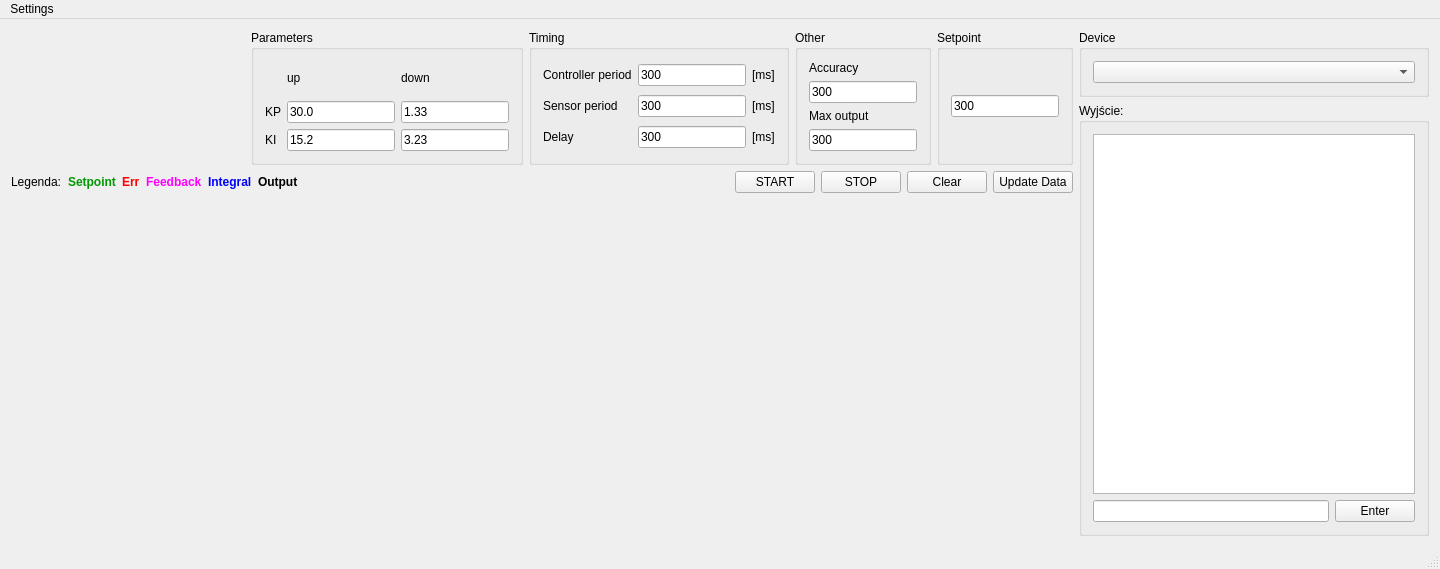
mani3kxc/ControllerVisualizer, file mainwindow.ui: the form before one commit.
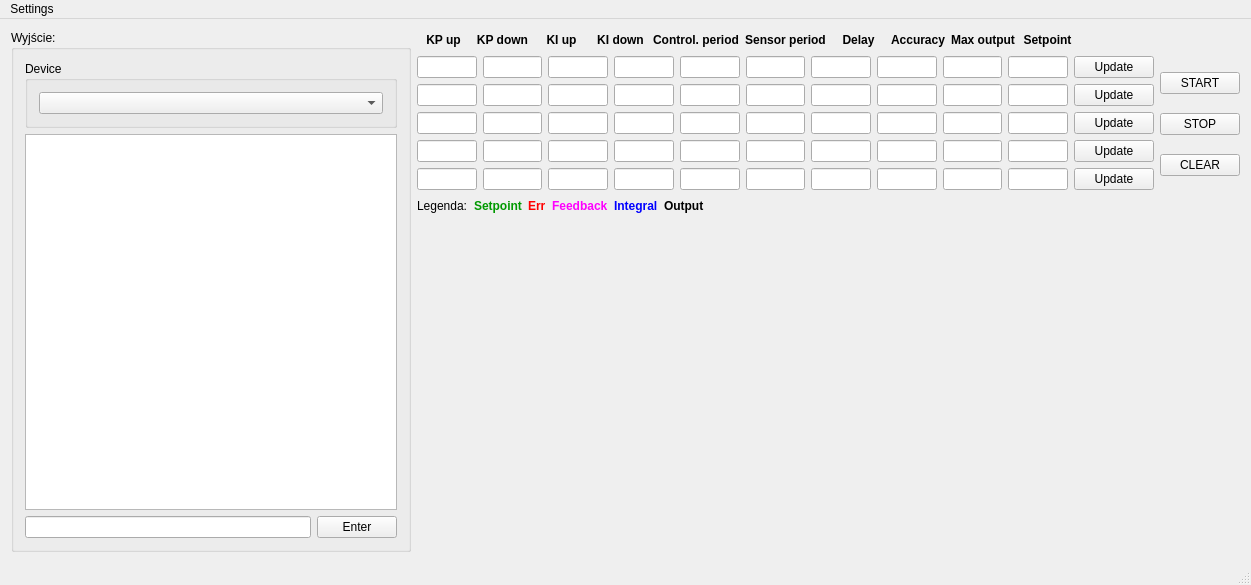
The form after the commit. Custom widgets are drawn as their Qt base class.

Commit message: Obsługa CSV Podstawowa obsługa błędów odczytu CSV Obsluga pieciu presetów Zmieniony layout Poprawki działania, delay po podłączeniu do arduino

```diff
--- a/mainwindow.ui
+++ b/mainwindow.ui
@@ -6,8 +6,8 @@
    <rect>
     <x>0</x>
     <y>0</y>
-    <width>1440</width>
-    <height>569</height>
+    <width>1251</width>
+    <height>585</height>
    </rect>
   </property>
   <property name="windowTitle">
@@ -23,21 +23,9 @@
      <verstretch>0</verstretch>
     </sizepolicy>
    </property>
-   <layout class="QGridLayout" name="gridLayout_2" rowstretch="0,0,0,0,0,0" columnstretch="4,0,0">
-    <item row="1" column="2" rowspan="5">
-     <layout class="QVBoxLayout" name="verticalLayout_5" stretch="0,0">
+   <layout class="QHBoxLayout" name="horizontalLayout">
       <item>
-       <widget class="QGroupBox" name="groupBox_6">
-        <property name="title">
-         <string>Device</string>
-        </property>
-        <layout class="QHBoxLayout" name="horizontalLayout_3">
-         <item>
-          <widget class="QComboBox" name="port"/>
-         </item>
-        </layout>
-       </widget>
-      </item>
+     <layout class="QVBoxLayout" name="verticalLayout_5" stretch="0">
       <item>
        <widget class="QGroupBox" name="groupBox">
         <property name="sizePolicy">
@@ -48,7 +36,7 @@
         </property>
         <property name="minimumSize">
          <size>
-          <width>350</width>
+          <width>400</width>
           <height>0</height>
          </size>
         </property>
@@ -56,6 +44,18 @@
          <string>Wyjście:</string>
         </property>
         <layout class="QVBoxLayout" name="verticalLayout_2">
+         <item>
+          <widget class="QGroupBox" name="groupBox_6">
+           <property name="title">
+            <string>Device</string>
+           </property>
+           <layout class="QHBoxLayout" name="horizontalLayout_3">
+            <item>
+             <widget class="QComboBox" name="port"/>
+            </item>
+           </layout>
+          </widget>
+         </item>
          <item>
           <widget class="QPlainTextEdit" name="output">
            <property name="sizePolicy">
@@ -73,7 +73,7 @@
           </widget>
          </item>
          <item>
-          <layout class="QHBoxLayout" name="horizontalLayout">
+          <layout class="QHBoxLayout" name="horizontalLayout_8">
            <item>
             <widget class="QLineEdit" name="commandLine">
              <property name="text">
@@ -101,207 +101,457 @@
       </item>
      </layout>
     </item>
-    <item row="1" column="0" colspan="2">
-     <layout class="QVBoxLayout" name="verticalLayout_6">
       <item>
-       <layout class="QGridLayout" name="gridLayout_6" columnstretch="1,0,0,0,0,0">
-        <item row="0" column="3">
-         <widget class="QGroupBox" name="groupBox_3">
-          <property name="title">
-           <string>Timing</string>
-          </property>
-          <layout class="QGridLayout" name="gridLayout_4">
-           <item row="0" column="0">
+     <layout class="QVBoxLayout" name="verticalLayout_6" stretch="0,0,10">
+      <item>
+       <layout class="QHBoxLayout" name="horizontalLayout_9">
+        <item>
+         <layout class="QVBoxLayout" name="verticalLayout">
+          <item>
+           <layout class="QHBoxLayout" name="horizontalLayout_10">
+            <item>
+             <widget class="QLabel" name="label_2">
+              <property name="font">
+               <font>
+                <weight>75</weight>
+                <bold>true</bold>
+               </font>
+              </property>
+              <property name="text">
+               <string>KP up</string>
+              </property>
+              <property name="alignment">
+               <set>Qt::AlignCenter</set>
+              </property>
+             </widget>
+            </item>
+            <item>
+             <widget class="QLabel" name="label_3">
+              <property name="font">
+               <font>
+                <weight>75</weight>
+                <bold>true</bold>
+               </font>
+              </property>
+              <property name="text">
+               <string>KP down</string>
+              </property>
+              <property name="alignment">
+               <set>Qt::AlignCenter</set>
+              </property>
+             </widget>
+            </item>
+            <item>
+             <widget class="QLabel" name="label_4">
+              <property name="font">
+               <font>
+                <weight>75</weight>
+                <bold>true</bold>
+               </font>
+              </property>
+              <property name="text">
+               <string>KI up</string>
+              </property>
+              <property name="alignment">
+               <set>Qt::AlignCenter</set>
+              </property>
+             </widget>
+            </item>
+            <item>
+             <widget class="QLabel" name="label_5">
+              <property name="font">
+               <font>
+                <weight>75</weight>
+                <bold>true</bold>
+               </font>
+              </property>
+              <property name="text">
+               <string>KI down</string>
+              </property>
+              <property name="alignment">
+               <set>Qt::AlignCenter</set>
+              </property>
+             </widget>
+            </item>
+            <item>
             <widget class="QLabel" name="label_6">
-             <property name="text">
-              <string>Controller period</string>
-             </property>
-            </widget>
-           </item>
-           <item row="0" column="2">
-            <widget class="QLabel" name="label_9">
+              <property name="font">
+               <font>
+                <weight>75</weight>
+                <bold>true</bold>
+               </font>
+              </property>
              <property name="text">
-              <string>[ms]</string>
-             </property>
-            </widget>
-           </item>
-           <item row="1" column="1">
-            <widget class="QLineEdit" name="form_SP2">
-             <property name="text">
-              <string>300</string>
+               <string>Control. period</string>
+              </property>
+              <property name="alignment">
+               <set>Qt::AlignCenter</set>
              </property>
             </widget>
            </item>
-           <item row="2" column="0">
-            <widget class="QLabel" name="label_8">
-             <property name="text">
-              <string>Delay</string>
-             </property>
-            </widget>
-           </item>
-           <item row="1" column="2">
-            <widget class="QLabel" name="label_10">
-             <property name="text">
-              <string>[ms]</string>
-             </property>
-            </widget>
-           </item>
-           <item row="0" column="1">
-            <widget class="QLineEdit" name="form_CP">
-             <property name="text">
-              <string>300</string>
-             </property>
-            </widget>
-           </item>
-           <item row="2" column="2">
-            <widget class="QLabel" name="label_11">
-             <property name="text">
-              <string>[ms]</string>
-             </property>
-            </widget>
-           </item>
-           <item row="1" column="0">
+            <item>
             <widget class="QLabel" name="label_7">
+              <property name="font">
+               <font>
+                <weight>75</weight>
+                <bold>true</bold>
+               </font>
+              </property>
              <property name="text">
               <string>Sensor period</string>
              </property>
-            </widget>
-           </item>
-           <item row="2" column="1">
-            <widget class="QLineEdit" name="form_Delay">
+              <property name="alignment">
+               <set>Qt::AlignCenter</set>
+              </property>
+             </widget>
+            </item>
+            <item>
+             <widget class="QLabel" name="label_8">
+              <property name="font">
+               <font>
+                <weight>75</weight>
+                <bold>true</bold>
+               </font>
+              </property>
              <property name="text">
-              <string>300</string>
-             </property>
-            </widget>
-           </item>
-          </layout>
-         </widget>
-        </item>
-        <item row="0" column="4">
-         <widget class="QGroupBox" name="groupBox_4">
-          <property name="title">
-           <string>Other</string>
-          </property>
-          <layout class="QVBoxLayout" name="verticalLayout_3">
+               <string>Delay</string>
+              </property>
+              <property name="alignment">
+               <set>Qt::AlignCenter</set>
+              </property>
+             </widget>
+            </item>
            <item>
             <widget class="QLabel" name="label_12">
+              <property name="font">
+               <font>
+                <weight>75</weight>
+                <bold>true</bold>
+               </font>
+              </property>
              <property name="text">
               <string>Accuracy</string>
              </property>
-            </widget>
-           </item>
-           <item>
-            <widget class="QLineEdit" name="form_AC">
-             <property name="text">
-              <string>300</string>
+              <property name="alignment">
+               <set>Qt::AlignCenter</set>
              </property>
             </widget>
            </item>
            <item>
-            <widget class="QLabel" name="label_13">
+             <widget class="QLabel" name="label_19">
+              <property name="font">
+               <font>
+                <weight>75</weight>
+                <bold>true</bold>
+               </font>
+              </property>
              <property name="text">
               <string>Max output</string>
              </property>
+              <property name="alignment">
+               <set>Qt::AlignCenter</set>
+              </property>
             </widget>
            </item>
            <item>
-            <widget class="QLineEdit" name="form_MO">
+             <widget class="QLabel" name="label_13">
+              <property name="font">
+               <font>
+                <weight>75</weight>
+                <bold>true</bold>
+               </font>
+              </property>
              <property name="text">
-              <string>300</string>
-             </property>
-            </widget>
-           </item>
-          </layout>
-         </widget>
-        </item>
-        <item row="0" column="5">
-         <widget class="QGroupBox" name="groupBox_5">
-          <property name="title">
            <string>Setpoint</string>
           </property>
-          <layout class="QVBoxLayout" name="verticalLayout_4">
+              <property name="alignment">
+               <set>Qt::AlignCenter</set>
+              </property>
+             </widget>
+            </item>
            <item>
-            <widget class="QLineEdit" name="form_SP">
+             <spacer name="horizontalSpacer">
+              <property name="orientation">
+               <enum>Qt::Horizontal</enum>
+              </property>
+              <property name="sizeType">
+               <enum>QSizePolicy::Fixed</enum>
+              </property>
+              <property name="sizeHint" stdset="0">
+               <size>
+                <width>80</width>
+                <height>20</height>
+               </size>
+              </property>
+             </spacer>
+            </item>
+           </layout>
+          </item>
+          <item>
+           <layout class="QHBoxLayout" name="horizontalLayout_1">
+            <item>
+             <widget class="QLineEdit" name="form_KPup_1"/>
+            </item>
+            <item>
+             <widget class="QLineEdit" name="form_KPdown_1"/>
+            </item>
+            <item>
+             <widget class="QLineEdit" name="form_KIup_1"/>
+            </item>
+            <item>
+             <widget class="QLineEdit" name="form_KIdown_1"/>
+            </item>
+            <item>
+             <widget class="QLineEdit" name="form_CP_1"/>
+            </item>
+            <item>
+             <widget class="QLineEdit" name="form_SP_1"/>
+            </item>
+            <item>
+             <widget class="QLineEdit" name="form_Delay_1"/>
+            </item>
+            <item>
+             <widget class="QLineEdit" name="form_Acc_1"/>
+            </item>
+            <item>
+             <widget class="QLineEdit" name="form_MO_1"/>
+            </item>
+            <item>
+             <widget class="QLineEdit" name="form_Setpoint_1"/>
+            </item>
+            <item>
+             <widget class="QPushButton" name="updateButton_1">
              <property name="text">
-              <string>300</string>
+               <string>Update</string>
              </property>
             </widget>
            </item>
           </layout>
-         </widget>
-        </item>
-        <item row="0" column="0">
-         <layout class="QVBoxLayout" name="verticalLayout_9"/>
-        </item>
-        <item row="0" column="2">
-         <widget class="QGroupBox" name="groupBox_2">
-          <property name="title">
-           <string>Parameters</string>
-          </property>
-          <layout class="QGridLayout" name="gridLayout_3">
-           <item row="1" column="0">
-            <widget class="QLabel" name="label_2">
+          </item>
+          <item>
+           <layout class="QHBoxLayout" name="horizontalLayout_2">
+            <item>
+             <widget class="QLineEdit" name="form_KPup_2"/>
+            </item>
+            <item>
+             <widget class="QLineEdit" name="form_KPdown_2"/>
+            </item>
+            <item>
+             <widget class="QLineEdit" name="form_KIup_2">
+              <property name="text">
+               <string/>
+              </property>
+             </widget>
+            </item>
+            <item>
+             <widget class="QLineEdit" name="form_KIdown_2"/>
+            </item>
+            <item>
+             <widget class="QLineEdit" name="form_CP_2"/>
+            </item>
+            <item>
+             <widget class="QLineEdit" name="form_SP_2"/>
+            </item>
+            <item>
+             <widget class="QLineEdit" name="form_Delay_2"/>
+            </item>
+            <item>
+             <widget class="QLineEdit" name="form_Acc_2"/>
+            </item>
+            <item>
+             <widget class="QLineEdit" name="form_MO_2"/>
+            </item>
+            <item>
+             <widget class="QLineEdit" name="form_Setpoint_2"/>
+            </item>
+            <item>
+             <widget class="QPushButton" name="updateButton_2">
              <property name="text">
-              <string>KP</string>
+               <string>Update</string>
              </property>
             </widget>
            </item>
-           <item row="0" column="2">
-            <widget class="QLabel" name="label_5">
+           </layout>
+          </item>
+          <item>
+           <layout class="QHBoxLayout" name="horizontalLayout_4">
+            <item>
+             <widget class="QLineEdit" name="form_KPup_3"/>
+            </item>
+            <item>
+             <widget class="QLineEdit" name="form_KPdown_3"/>
+            </item>
+            <item>
+             <widget class="QLineEdit" name="form_KIup_3"/>
+            </item>
+            <item>
+             <widget class="QLineEdit" name="form_KIdown_3"/>
+            </item>
+            <item>
+             <widget class="QLineEdit" name="form_CP_3"/>
+            </item>
+            <item>
+             <widget class="QLineEdit" name="form_SP_3"/>
+            </item>
+            <item>
+             <widget class="QLineEdit" name="form_Delay_3"/>
+            </item>
+            <item>
+             <widget class="QLineEdit" name="form_Acc_3"/>
+            </item>
+            <item>
+             <widget class="QLineEdit" name="form_MO_3"/>
+            </item>
+            <item>
+             <widget class="QLineEdit" name="form_Setpoint_3"/>
+            </item>
+            <item>
+             <widget class="QPushButton" name="updateButton_3">
              <property name="text">
-              <string>down</string>
+               <string>Update</string>
              </property>
             </widget>
            </item>
-           <item row="2" column="0">
-            <widget class="QLabel" name="label_3">
+           </layout>
+          </item>
+          <item>
+           <layout class="QHBoxLayout" name="horizontalLayout_5">
+            <item>
+             <widget class="QLineEdit" name="form_KPup_4"/>
+            </item>
+            <item>
+             <widget class="QLineEdit" name="form_KPdown_4"/>
+            </item>
+            <item>
+             <widget class="QLineEdit" name="form_KIup_4"/>
+            </item>
+            <item>
+             <widget class="QLineEdit" name="form_KIdown_4"/>
+            </item>
+            <item>
+             <widget class="QLineEdit" name="form_CP_4"/>
+            </item>
+            <item>
+             <widget class="QLineEdit" name="form_SP_4"/>
+            </item>
+            <item>
+             <widget class="QLineEdit" name="form_Delay_4"/>
+            </item>
+            <item>
+             <widget class="QLineEdit" name="form_Acc_4"/>
+            </item>
+            <item>
+             <widget class="QLineEdit" name="form_MO_4"/>
+            </item>
+            <item>
+             <widget class="QLineEdit" name="form_Setpoint_4"/>
+            </item>
+            <item>
+             <widget class="QPushButton" name="updateButton_4">
              <property name="text">
-              <string>KI</string>
+               <string>Update</string>
              </property>
             </widget>
            </item>
-           <item row="1" column="2">
-            <widget class="QLineEdit" name="form_kPdown">
+           </layout>
+          </item>
+          <item>
+           <layout class="QHBoxLayout" name="horizontalLayout_7">
+            <item>
+             <widget class="QLineEdit" name="form_KPup_5"/>
+            </item>
+            <item>
+             <widget class="QLineEdit" name="form_KPdown_5"/>
+            </item>
+            <item>
+             <widget class="QLineEdit" name="form_KIup_5"/>
+            </item>
+            <item>
+             <widget class="QLineEdit" name="form_KIdown_5"/>
+            </item>
+            <item>
+             <widget class="QLineEdit" name="form_CP_5"/>
+            </item>
+            <item>
+             <widget class="QLineEdit" name="form_SP_5"/>
+            </item>
+            <item>
+             <widget class="QLineEdit" name="form_Delay_5"/>
+            </item>
+            <item>
+             <widget class="QLineEdit" name="form_Acc_5"/>
+            </item>
+            <item>
+             <widget class="QLineEdit" name="form_MO_5"/>
+            </item>
+            <item>
+             <widget class="QLineEdit" name="form_Setpoint_5"/>
+            </item>
+            <item>
+             <widget class="QPushButton" name="updateButton_5">
              <property name="text">
-              <string>1.33</string>
+               <string>Update</string>
              </property>
             </widget>
            </item>
-           <item row="0" column="1">
-            <widget class="QLabel" name="label_4">
+           </layout>
+          </item>
+         </layout>
+        </item>
+        <item>
+         <layout class="QVBoxLayout" name="verticalLayout_3">
+          <item>
+           <widget class="QLabel" name="label_9">
+            <property name="minimumSize">
+             <size>
+              <width>75</width>
+              <height>10</height>
+             </size>
+            </property>
+            <property name="maximumSize">
+             <size>
+              <width>16777215</width>
+              <height>10</height>
+             </size>
+            </property>
              <property name="text">
-              <string>up</string>
+             <string/>
              </property>
             </widget>
            </item>
-           <item row="2" column="1">
-            <widget class="QLineEdit" name="form_kIup">
+          <item>
+           <widget class="QPushButton" name="startButton">
              <property name="text">
-              <string>15.2</string>
-             </property>
-            </widget>
-           </item>
-           <item row="1" column="1">
-            <widget class="QLineEdit" name="form_kPup">
+             <string>START</string>
+            </property>
+            <property name="default">
+             <bool>false</bool>
+            </property>
+            <property name="flat">
+             <bool>false</bool>
+            </property>
+           </widget>
+          </item>
+          <item>
+           <widget class="QPushButton" name="stopButton">
              <property name="text">
-              <string>30.0</string>
+             <string>STOP</string>
              </property>
             </widget>
            </item>
-           <item row="2" column="2">
-            <widget class="QLineEdit" name="form_kIdown">
+          <item>
+           <widget class="QPushButton" name="clearButton">
              <property name="text">
-              <string>3.23</string>
+             <string>CLEAR</string>
              </property>
             </widget>
            </item>
           </layout>
-         </widget>
         </item>
        </layout>
       </item>
       <item>
-       <layout class="QHBoxLayout" name="horizontalLayout_2" stretch="0,0,0,0,0,0,0,0,0,0,0">
+       <layout class="QHBoxLayout" name="horizontalLayout_6" stretch="0,0,0,0,0,0,0">
         <item>
          <widget class="QLabel" name="label_18">
           <property name="text">
@@ -538,46 +788,18 @@
           </property>
          </spacer>
         </item>
-        <item>
-         <widget class="QPushButton" name="startButton">
-          <property name="text">
-           <string>START</string>
-          </property>
-         </widget>
-        </item>
-        <item>
-         <widget class="QPushButton" name="stopButton">
-          <property name="text">
-           <string>STOP</string>
-          </property>
-         </widget>
-        </item>
-        <item>
-         <widget class="QPushButton" name="clearButton">
-          <property name="text">
-           <string>Clear</string>
-          </property>
-         </widget>
-        </item>
-        <item>
-         <widget class="QPushButton" name="refreshButton">
-          <property name="text">
-           <string>Update Data</string>
-          </property>
-         </widget>
-        </item>
        </layout>
       </item>
-     </layout>
-    </item>
-    <item row="2" column="0" rowspan="4" colspan="2">
-     <layout class="QHBoxLayout" name="horizontalLayout_4">
+      <item>
+       <layout class="QHBoxLayout" name="horizontalLayout_12">
       <item>
        <widget class="QCustomPlot" name="customPlot" native="true"/>
       </item>
      </layout>
     </item>
    </layout>
+    </item>
+   </layout>
   </widget>
   <widget class="QStatusBar" name="statusBar"/>
   <widget class="QMenuBar" name="menuBar">
@@ -585,7 +807,7 @@
     <rect>
      <x>0</x>
      <y>0</y>
-     <width>1440</width>
+     <width>1251</width>
      <height>21</height>
     </rect>
    </property>
```
Lines whose indentation alone changed are shown as unchanged. The commit also changes 2 other files.
